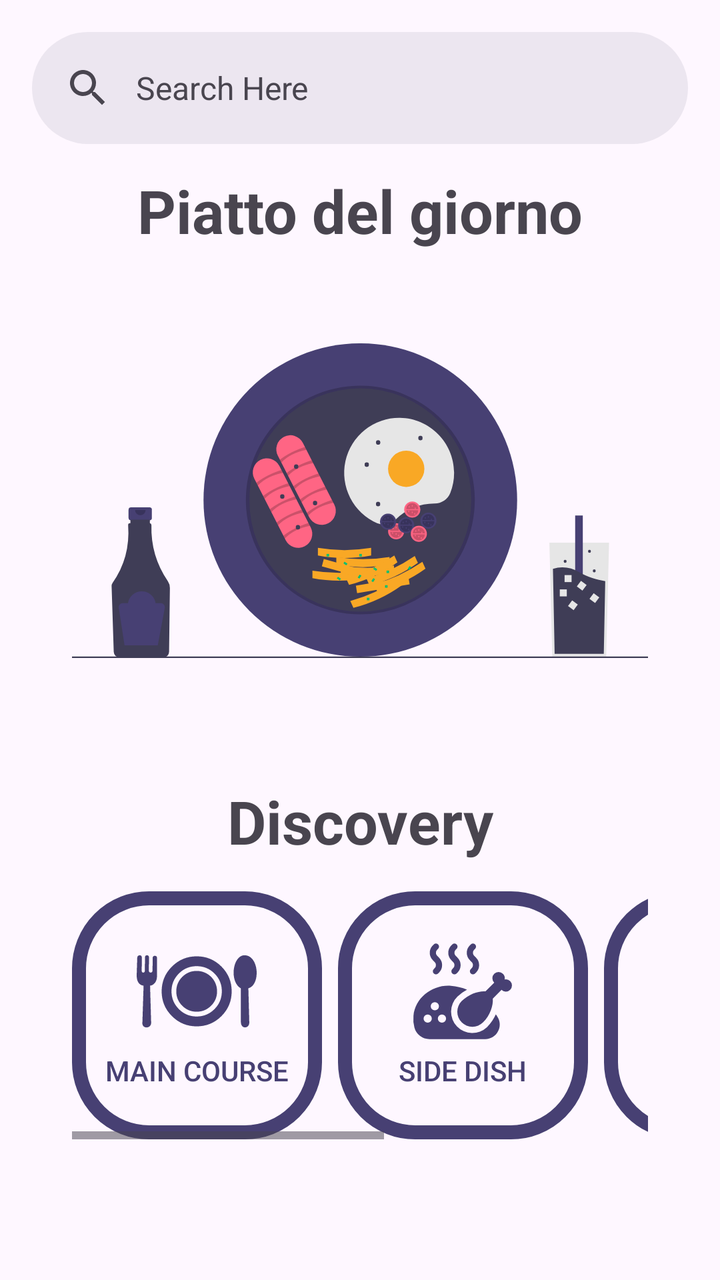
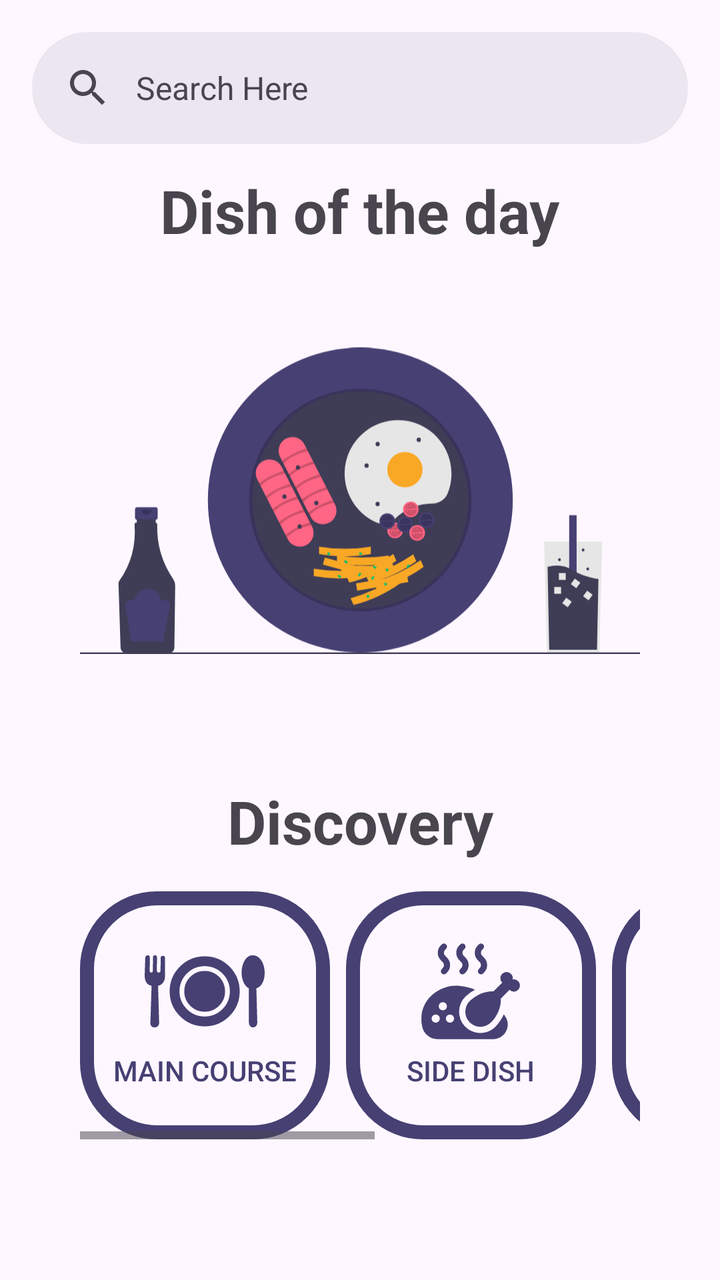

Screens rendered from an Android XML layout before and after an edit, with the pre-edit source and the edit as a unified diff.
<!-- AndroidManifest.xml: application theme Theme.Food_alchemy -->
<!-- res/layout/fragment_home.xml -->
<?xml version="1.0" encoding="utf-8"?>
<androidx.constraintlayout.widget.ConstraintLayout xmlns:android="http://schemas.android.com/apk/res/android"
    xmlns:app="http://schemas.android.com/apk/res-auto"
    xmlns:tools="http://schemas.android.com/tools"
    android:layout_width="match_parent"
    android:layout_height="match_parent"
    android:id="@+id/constraintLayout_esterno"
    tools:context=".ui.main.MainActivity">

    
    <androidx.coordinatorlayout.widget.CoordinatorLayout
        android:id="@+id/coordinatorLayout"
        android:layout_width="match_parent"
        android:layout_height="match_parent">

        
        <androidx.core.widget.NestedScrollView
            android:layout_width="match_parent"
            android:layout_height="match_parent"
            app:layout_behavior="@string/searchbar_scrolling_view_behavior">
            

            <androidx.constraintlayout.widget.ConstraintLayout
                android:id="@+id/constraintLayout_interno"
                android:layout_marginTop="85dp"
                android:layout_width="match_parent"
                android:layout_height="match_parent">

                <androidx.constraintlayout.widget.Guideline
                    android:id="@+id/guideline29"
                    android:layout_width="wrap_content"
                    android:layout_height="wrap_content"
                    android:orientation="vertical"
                    app:layout_constraintGuide_percent="0.10" />

                <androidx.constraintlayout.widget.Guideline
                    android:id="@+id/guideline30"
                    android:layout_width="wrap_content"
                    android:layout_height="wrap_content"
                    android:orientation="vertical"
                    app:layout_constraintGuide_percent="0.90" />

                <TextView
                    app:layout_constraintStart_toEndOf="@id/guideline29"
                    app:layout_constraintEnd_toEndOf="@id/guideline30"
                    app:layout_constraintBottom_toTopOf="@id/imageView"
                    app:layout_constraintTop_toTopOf="parent"
                    android:textSize="30sp"
                    android:textStyle="bold"
                    android:id="@+id/textView3"
                    android:layout_width="wrap_content"
                    android:layout_height="wrap_content"
                    android:text="Piatto del giorno" />

                <ImageView
                    android:id="@+id/imageView"
                    android:layout_width="0dp"
                    android:layout_height="250dp"
                    android:backgroundTint="#00000000"
                    android:src="@drawable/undraw_breakfast_psiw"
                    app:contentDescription="@string/login_image"
                    app:layout_constraintTop_toBottomOf="@+id/textView3"
                    app:layout_constraintStart_toEndOf="@+id/guideline29"
                    app:layout_constraintEnd_toStartOf="@+id/guideline30"
                    app:layout_constraintBottom_toTopOf="@+id/textView4"
                    />

                <TextView
                    android:layout_marginTop="15dp"
                    app:layout_constraintStart_toStartOf="@id/guideline29"
                    app:layout_constraintEnd_toStartOf="@id/guideline30"
                    app:layout_constraintTop_toBottomOf="@id/imageView"
                    android:textSize="30sp"
                    android:textStyle="bold"
                    android:id="@+id/textView4"
                    android:layout_width="wrap_content"
                    android:layout_height="wrap_content"
                    android:text="Discovery" />


                <HorizontalScrollView
                    android:layout_marginTop="15dp"
                    android:id="@+id/scrollViewDiscover"
                    android:layout_width="0dp"
                    android:layout_height="wrap_content"
                    app:layout_constraintStart_toStartOf="@id/guideline29"
                    app:layout_constraintEnd_toStartOf="@id/guideline30"
                    app:layout_constraintTop_toBottomOf="@id/textView4"
                    app:layout_constraintBottom_toBottomOf="parent"
                    >

                    <LinearLayout
                        android:layout_width="wrap_content"
                        android:layout_height="wrap_content"
                        android:orientation="horizontal"
                        android:id="@+id/linearButton">
                        <android.widget.Button
                            android:id="@+id/bottone_main_course"
                            android:layout_width="125dp"
                            android:layout_height="match_parent"
                            android:layout_marginRight="8dp"
                            android:background="@drawable/custom_button"
                            android:drawableTop="@drawable/food_dish_svgrepo_com"
                            android:drawableTint="@color/primary"
                            android:paddingTop="20dp"
                            android:paddingBottom="25dp"
                            android:text="@string/main_course"
                            android:textColor="@color/primary" />

                        <android.widget.Button
                            android:id="@+id/bottone_side_dish"
                            android:layout_width="125dp"
                            android:layout_height="match_parent"
                            android:layout_marginRight="8dp"
                            android:background="@drawable/custom_button"
                            android:drawableTop="@drawable/side_dish_pollo"
                            android:drawableTint="@color/primary"
                            android:paddingTop="20dp"
                            android:paddingBottom="25dp"
                            android:text="@string/side_dish"
                            android:textColor="@color/primary" />

                        <android.widget.Button
                            android:id="@+id/bottone_dessert"
                            android:layout_width="125dp"
                            android:layout_height="match_parent"
                            android:layout_marginRight="8dp"
                            android:background="@drawable/custom_button"
                            android:drawableTop="@drawable/food_cake_slice"
                            android:drawableTint="@color/primary"
                            android:paddingTop="20dp"
                            android:paddingBottom="25dp"
                            android:text="@string/dessert"
                            android:textColor="@color/primary" />

                        <android.widget.Button
                            android:id="@+id/bottone_appetizer"
                            android:layout_width="125dp"
                            android:layout_height="match_parent"
                            android:layout_marginRight="8dp"
                            android:background="@drawable/custom_button"
                            android:drawableTop="@drawable/appetizer"
                            android:drawableTint="@color/primary"
                            android:paddingTop="20dp"
                            android:paddingBottom="25dp"
                            android:text="@string/appetizer"
                            android:textColor="@color/primary" />

                    </LinearLayout>

                </HorizontalScrollView>

            </androidx.constraintlayout.widget.ConstraintLayout>

        </androidx.core.widget.NestedScrollView>

        <com.google.android.material.appbar.AppBarLayout
            android:layout_width="match_parent"
            android:layout_height="wrap_content"
            android:id="@+id/app_barLayout">

            <com.google.android.material.search.SearchBar
                android:id="@+id/search_bar"
                android:layout_width="match_parent"
                android:layout_height="wrap_content"
                android:hint="@string/search" />
        </com.google.android.material.appbar.AppBarLayout>

        <com.google.android.material.search.SearchView
            android:layout_width="match_parent"
            android:layout_height="match_parent"
            android:hint="@string/search"
            app:layout_anchor="@id/search_bar">

            <androidx.constraintlayout.widget.ConstraintLayout
                android:layout_width="match_parent"
                android:layout_height="wrap_content">

                

                <TextView
                    android:id="@+id/categories"
                    android:layout_width="wrap_content"
                    android:layout_height="wrap_content"
                    android:text="@string/categories"
                    android:textAlignment="center"
                    android:textSize="22sp"
                    android:textStyle="bold"
                    app:layout_constraintStart_toStartOf="parent"
                    app:layout_constraintEnd_toEndOf="parent"
                    app:layout_constraintTop_toTopOf="parent"
                    app:layout_constraintBottom_toTopOf="@id/scrollViewCategories" />

                <HorizontalScrollView
                    android:id="@+id/scrollViewCategories"
                    android:layout_width="0dp"
                    android:layout_height="wrap_content"
                    android:layout_marginStart="16dp"
                    android:layout_marginEnd="16dp"
                    app:layout_constraintStart_toStartOf="parent"
                    app:layout_constraintEnd_toEndOf="parent"
                    app:layout_constraintTop_toBottomOf="@+id/categories"
                    app:layout_constraintBottom_toTopOf="@id/texview_diet">

                    <com.google.android.material.chip.ChipGroup
                        android:id="@+id/categories_chip_group"
                        android:layout_width="0dp"
                        android:layout_height="wrap_content"
                        android:layout_marginTop="5dp"
                        app:singleLine="true">

                        <com.google.android.material.chip.Chip
                            android:id="@+id/mainCourse"
                            style="@style/Widget.Material3.Chip.Filter"
                            android:layout_width="wrap_content"
                            android:layout_height="wrap_content"
                            android:checked="false"
                            android:text="@string/main_course" />

                        <com.google.android.material.chip.Chip
                            android:id="@+id/sideDish"
                            style="@style/Widget.Material3.Chip.Filter"
                            android:layout_width="wrap_content"
                            android:layout_height="wrap_content"
                            android:checked="false"
                            android:text="@string/side_dish" />

                        <com.google.android.material.chip.Chip
                            android:id="@+id/dessert"
                            style="@style/Widget.Material3.Chip.Filter"
                            android:layout_width="wrap_content"
                            android:layout_height="wrap_content"
                            android:checked="false"
                            android:text="@string/dessert" />

                        <com.google.android.material.chip.Chip
                            android:id="@+id/appetizer"
                            style="@style/Widget.Material3.Chip.Filter"
                            android:layout_width="wrap_content"
                            android:layout_height="wrap_content"
                            android:checked="false"
                            android:text="@string/appetizer" />

                    </com.google.android.material.chip.ChipGroup>
                </HorizontalScrollView>

                

                <TextView
                    android:id="@+id/texview_diet"
                    android:layout_width="wrap_content"
                    android:layout_height="wrap_content"
                    android:layout_marginTop="25dp"
                    android:text="@string/diet"
                    android:textAlignment="center"
                    android:textSize="22sp"
                    android:textStyle="bold"
                    app:layout_constraintStart_toStartOf="parent"
                    app:layout_constraintEnd_toEndOf="parent"
                    app:layout_constraintTop_toBottomOf="@id/scrollViewCategories"
                    app:layout_constraintBottom_toTopOf="@id/scrollViewDiet"
                    tools:ignore="MissingConstraints" />

                <HorizontalScrollView
                    android:id="@+id/scrollViewDiet"
                    android:layout_width="0dp"
                    android:layout_height="wrap_content"
                    android:layout_marginStart="16dp"
                    android:layout_marginEnd="16dp"
                    app:layout_constraintStart_toStartOf="parent"
                    app:layout_constraintEnd_toEndOf="parent"
                    app:layout_constraintTop_toBottomOf="@+id/texview_diet"
                    app:layout_constraintBottom_toTopOf="@id/textview_intolerances">

                    <com.google.android.material.chip.ChipGroup
                        android:id="@+id/diet_chip_group"
                        android:layout_width="0dp"
                        android:layout_height="wrap_content"
                        android:layout_marginTop="5dp"
                        app:singleLine="true">

                        <com.google.android.material.chip.Chip
                            android:id="@+id/no_diet"
                            style="@style/Widget.Material3.Chip.Filter"
                            android:layout_width="wrap_content"
                            android:layout_height="wrap_content"
                            android:checked="false"
                            android:text="@string/gluten_free" />

                        <com.google.android.material.chip.Chip
                            android:id="@+id/gluten_free"
                            style="@style/Widget.Material3.Chip.Filter"
                            android:layout_width="wrap_content"
                            android:layout_height="wrap_content"
                            android:checked="false"
                            android:text="@string/gluten_free" />

                        <com.google.android.material.chip.Chip
                            android:id="@+id/vegetarian"
                            style="@style/Widget.Material3.Chip.Filter"
                            android:layout_width="wrap_content"
                            android:layout_height="wrap_content"
                            android:checked="false"
                            android:text="@string/vegetarian" />

                        <com.google.android.material.chip.Chip
                            android:id="@+id/vegan"
                            style="@style/Widget.Material3.Chip.Filter"
                            android:layout_width="wrap_content"
                            android:layout_height="wrap_content"
                            android:checked="false"
                            android:text="@string/vegan" />

                    </com.google.android.material.chip.ChipGroup>
                </HorizontalScrollView>

                

                <TextView
                    android:id="@+id/textview_intolerances"
                    android:layout_width="wrap_content"
                    android:layout_height="wrap_content"
                    android:layout_marginTop="25dp"
                    android:text="@string/intolerances"
                    android:textAlignment="center"
                    android:textSize="22sp"
                    android:textStyle="bold"
                    app:layout_constraintStart_toStartOf="parent"
                    app:layout_constraintEnd_toEndOf="parent"
                    app:layout_constraintTop_toBottomOf="@id/scrollViewDiet"
                    app:layout_constraintBottom_toTopOf="@id/intolerances_chip_group"/>


                <com.google.android.material.chip.ChipGroup
                    android:id="@+id/intolerances_chip_group"
                    android:layout_width="0dp"
                    android:layout_height="wrap_content"
                    android:layout_marginTop="5dp"
                    app:chipSpacingHorizontal="5dp"
                    android:layout_marginStart="16dp"
                    android:layout_marginEnd="16dp"
                    app:layout_constraintStart_toStartOf="parent"
                    app:layout_constraintEnd_toEndOf="parent"
                    app:layout_constraintTop_toBottomOf="@+id/textview_intolerances"
                    app:layout_constraintBottom_toBottomOf="parent"
                    app:singleLine="false">

                    <com.google.android.material.chip.Chip
                        android:id="@+id/dairy"
                        style="@style/Widget.Material3.Chip.Filter"
                        android:layout_width="wrap_content"
                        android:layout_height="wrap_content"
                        android:checked="false"
                        android:text="@string/dairy" />

                    <com.google.android.material.chip.Chip
                        android:id="@+id/egg"
                        style="@style/Widget.Material3.Chip.Filter"
                        android:layout_width="wrap_content"
                        android:layout_height="wrap_content"
                        android:checked="false"
                        android:text="@string/egg" />

                    <com.google.android.material.chip.Chip
                        android:id="@+id/grain"
                        style="@style/Widget.Material3.Chip.Filter"
                        android:layout_width="wrap_content"
                        android:layout_height="wrap_content"
                        android:checked="false"
                        android:text="@string/grain" />

                    <com.google.android.material.chip.Chip
                        android:id="@+id/peanut"
                        style="@style/Widget.Material3.Chip.Filter"
                        android:layout_width="wrap_content"
                        android:layout_height="wrap_content"
                        android:checked="false"
                        android:text="@string/peanut" />

                    <com.google.android.material.chip.Chip
                        android:id="@+id/sea_food"
                        style="@style/Widget.Material3.Chip.Filter"
                        android:layout_width="wrap_content"
                        android:layout_height="wrap_content"
                        android:checked="false"
                        android:text="@string/sea_food" />

                    <com.google.android.material.chip.Chip
                        android:id="@+id/sesame"
                        style="@style/Widget.Material3.Chip.Filter"
                        android:layout_width="wrap_content"
                        android:layout_height="wrap_content"
                        android:checked="false"
                        android:text="@string/sesame" />

                    <com.google.android.material.chip.Chip
                        android:id="@+id/shell_fish"
                        style="@style/Widget.Material3.Chip.Filter"
                        android:layout_width="wrap_content"
                        android:layout_height="wrap_content"
                        android:checked="false"
                        android:text="@string/shell_fish" />

                    <com.google.android.material.chip.Chip
                        android:id="@+id/soy"
                        style="@style/Widget.Material3.Chip.Filter"
                        android:layout_width="wrap_content"
                        android:layout_height="wrap_content"
                        android:checked="false"
                        android:text="@string/soy" />

                    <com.google.android.material.chip.Chip
                        android:id="@+id/sulfite"
                        style="@style/Widget.Material3.Chip.Filter"
                        android:layout_width="wrap_content"
                        android:layout_height="wrap_content"
                        android:checked="false"
                        android:text="@string/sulfite" />

                    <com.google.android.material.chip.Chip
                        android:id="@+id/tree_nut"
                        style="@style/Widget.Material3.Chip.Filter"
                        android:layout_width="wrap_content"
                        android:layout_height="wrap_content"
                        android:checked="false"
                        android:text="@string/tree_nut" />

                    <com.google.android.material.chip.Chip
                        android:id="@+id/wheat"
                        style="@style/Widget.Material3.Chip.Filter"
                        android:layout_width="wrap_content"
                        android:layout_height="wrap_content"
                        android:checked="false"
                        android:text="@string/wheat" />

                </com.google.android.material.chip.ChipGroup>

            </androidx.constraintlayout.widget.ConstraintLayout>
        </com.google.android.material.search.SearchView>
    </androidx.coordinatorlayout.widget.CoordinatorLayout>

</androidx.constraintlayout.widget.ConstraintLayout>
<!-- resources referenced by this layout -->
<resources>
  <color name="primary">#474073</color>
  <!-- drawable custom_button (drawable) -->
  <?xml version="1.0" encoding="utf-8"?>
  <selector xmlns:android="http://schemas.android.com/apk/res/android">
      <item>
      <shape xmlns:android="http://schemas.android.com/apk/res/android" android:shape="rectangle">
  
          <stroke android:color="@color/primary"
              android:width="7dp"/>
          <corners android:radius="35dp"/>
      </shape>
      </item>
  </selector>
  <!-- drawable food_cake_slice (drawable) -->
  <vector android:autoMirrored="true" android:height="60dp"
      android:viewportHeight="14" android:viewportWidth="14"
      android:width="60dp" xmlns:android="http://schemas.android.com/apk/res/android">
      <path android:fillColor="#000000" android:pathData="m11.22,3.324 l-1.562,0.553c0.066,0.181 0.105,0.372 0.105,0.571 0,0.904 -0.732,1.648 -1.648,1.648 -0.725,0 -1.342,-0.475 -1.562,-1.124L1,6.914l12,0c0,-1.315 -0.647,-2.542 -1.78,-3.59zM7.639,3.38c-0.399,0.181 -0.686,0.59 -0.686,1.058 0,0.639 0.524,1.161 1.161,1.161 0.637,0 1.161,-0.524 1.161,-1.161 0,-0.637 -0.514,-1.161 -1.161,-1.161 -0.304,-0.913 -1.239,-1.704 -1.286,-1.744 -0.105,-0.086 -0.257,-0.076 -0.343,0.029 -0.086,0.105 -0.076,0.257 0.029,0.343 0.267,0.218 0.894,0.847 1.124,1.474zM1,10.2l12,0 0,2.324 -12,0zM1,7.399 L13,7.399 13,9.723 1,9.723z"/>
  </vector>
  <string name="appetizer">Appetizer</string>
  <string name="categories">Categories</string>
  <string name="dairy">Dairy</string>
  <string name="dessert">Dessert</string>
  <string name="diet">Diet</string>
  <string name="egg">Egg</string>
  <string name="gluten_free">Gluten Free</string>
  <string name="grain">Grain</string>
  <string name="intolerances">Intolerances</string>
  <string name="login_image">Login Image</string>
  <string name="main_course">Main Course</string>
  <string name="peanut">Peanut</string>
  <string name="sea_food">Sea Food</string>
  <string name="search">Search Here</string>
  <string name="sesame">Sesame</string>
  <string name="shell_fish">Shell Fish</string>
  <string name="side_dish">Side Dish</string>
  <string name="soy">Soy</string>
  <string name="sulfite">Sulfite</string>
  <string name="tree_nut">Tree Nut</string>
  <string name="vegan">Vegan</string>
  <string name="vegetarian">Vegetarian</string>
  <string name="wheat">Wheat</string>
  <style name="Theme.Food_alchemy" parent="Base.Theme.Food_alchemy" />
  <style name="Base.Theme.Food_alchemy" parent="Theme.Material3.DayNight.NoActionBar">
          
          
      </style>
  <!-- unchanged entries left out for length: 4 -->
</resources>

<!-- the commit's change to res/layout/fragment_home.xml (unified diff, before → after) -->
@@ -26,79 +26,68 @@
                 android:layout_width="match_parent"
                 android:layout_height="match_parent">
 
-                <androidx.constraintlayout.widget.Guideline
-                    android:id="@+id/guideline29"
+                <TextView
+                    android:id="@+id/textView3"
                     android:layout_width="wrap_content"
                     android:layout_height="wrap_content"
-                    android:orientation="vertical"
-                    app:layout_constraintGuide_percent="0.10" />
-
-                <androidx.constraintlayout.widget.Guideline
-                    android:id="@+id/guideline30"
-                    android:layout_width="wrap_content"
-                    android:layout_height="wrap_content"
-                    android:orientation="vertical"
-                    app:layout_constraintGuide_percent="0.90" />
-
-                <TextView
-                    app:layout_constraintStart_toEndOf="@id/guideline29"
-                    app:layout_constraintEnd_toEndOf="@id/guideline30"
-                    app:layout_constraintBottom_toTopOf="@id/imageView"
-                    app:layout_constraintTop_toTopOf="parent"
+                    android:text="@string/dish_of_the_day"
                     android:textSize="30sp"
                     android:textStyle="bold"
-                    android:id="@+id/textView3"
-                    android:layout_width="wrap_content"
-                    android:layout_height="wrap_content"
-                    android:text="Piatto del giorno" />
+                    app:layout_constraintBottom_toTopOf="@id/imageView"
+                    app:layout_constraintEnd_toEndOf="parent"
+                    app:layout_constraintStart_toStartOf="parent"
+                    app:layout_constraintTop_toTopOf="parent" />
 
                 <ImageView
                     android:id="@+id/imageView"
                     android:layout_width="0dp"
                     android:layout_height="250dp"
-                    android:backgroundTint="#00000000"
+                    android:layout_marginStart="40dp"
+                    android:layout_marginEnd="40dp"
                     android:src="@drawable/undraw_breakfast_psiw"
                     app:contentDescription="@string/login_image"
-                    app:layout_constraintTop_toBottomOf="@+id/textView3"
-                    app:layout_constraintStart_toEndOf="@+id/guideline29"
-                    app:layout_constraintEnd_toStartOf="@+id/guideline30"
                     app:layout_constraintBottom_toTopOf="@+id/textView4"
-                    />
+                    app:layout_constraintEnd_toEndOf="parent"
+                    app:layout_constraintStart_toStartOf="parent"
+                    app:layout_constraintTop_toBottomOf="@+id/textView3" />
 
                 <TextView
+                    android:id="@+id/textView4"
+                    android:layout_width="wrap_content"
+                    android:layout_height="wrap_content"
                     android:layout_marginTop="15dp"
-                    app:layout_constraintStart_toStartOf="@id/guideline29"
-                    app:layout_constraintEnd_toStartOf="@id/guideline30"
-                    app:layout_constraintTop_toBottomOf="@id/imageView"
+                    android:text="@string/discovery"
                     android:textSize="30sp"
                     android:textStyle="bold"
-                    android:id="@+id/textView4"
-                    android:layout_width="wrap_content"
-                    android:layout_height="wrap_content"
-                    android:text="Discovery" />
+                    app:layout_constraintBottom_toTopOf="@id/scrollViewDiscover"
+                    app:layout_constraintEnd_toEndOf="parent"
+                    app:layout_constraintStart_toStartOf="parent"
+                    app:layout_constraintTop_toBottomOf="@id/imageView" />
 
 
                 <HorizontalScrollView
-                    android:layout_marginTop="15dp"
                     android:id="@+id/scrollViewDiscover"
                     android:layout_width="0dp"
                     android:layout_height="wrap_content"
-                    app:layout_constraintStart_toStartOf="@id/guideline29"
-                    app:layout_constraintEnd_toStartOf="@id/guideline30"
-                    app:layout_constraintTop_toBottomOf="@id/textView4"
+                    android:layout_marginTop="15dp"
+                    android:layout_marginStart="40dp"
+                    android:layout_marginEnd="40dp"
                     app:layout_constraintBottom_toBottomOf="parent"
-                    >
+                    app:layout_constraintEnd_toEndOf="parent"
+                    app:layout_constraintStart_toStartOf="parent"
+                    app:layout_constraintTop_toBottomOf="@id/textView4">
 
                     <LinearLayout
-                        android:layout_width="wrap_content"
-                        android:layout_height="wrap_content"
-                        android:orientation="horizontal"
-                        android:id="@+id/linearButton">
+                        android:id="@+id/linearButton"
+                        android:layout_width="wrap_content"
+                        android:layout_height="wrap_content"
+                        android:orientation="horizontal">
+
                         <android.widget.Button
                             android:id="@+id/bottone_main_course"
                             android:layout_width="125dp"
                             android:layout_height="match_parent"
-                            android:layout_marginRight="8dp"
+                            android:layout_marginEnd="8dp"
                             android:background="@drawable/custom_button"
                             android:drawableTop="@drawable/food_dish_svgrepo_com"
                             android:drawableTint="@color/primary"
@@ -111,7 +100,7 @@
                             android:id="@+id/bottone_side_dish"
                             android:layout_width="125dp"
                             android:layout_height="match_parent"
-                            android:layout_marginRight="8dp"
+                            android:layout_marginEnd="8dp"
                             android:background="@drawable/custom_button"
                             android:drawableTop="@drawable/side_dish_pollo"
                             android:drawableTint="@color/primary"
@@ -124,7 +113,7 @@
                             android:id="@+id/bottone_dessert"
                             android:layout_width="125dp"
                             android:layout_height="match_parent"
-                            android:layout_marginRight="8dp"
+                            android:layout_marginEnd="8dp"
                             android:background="@drawable/custom_button"
                             android:drawableTop="@drawable/food_cake_slice"
                             android:drawableTint="@color/primary"
@@ -137,7 +126,7 @@
                             android:id="@+id/bottone_appetizer"
                             android:layout_width="125dp"
                             android:layout_height="match_parent"
-                            android:layout_marginRight="8dp"
+                            android:layout_marginEnd="8dp"
                             android:background="@drawable/custom_button"
                             android:drawableTop="@drawable/appetizer"
                             android:drawableTint="@color/primary"
<!-- resource entries referenced after the edit -->
@@ -24,6 +24,8 @@
   <string name="dairy">Dairy</string>
   <string name="dessert">Dessert</string>
   <string name="diet">Diet</string>
+  <string name="discovery">Discovery</string>
+  <string name="dish_of_the_day">Dish of the day</string>
   <string name="egg">Egg</string>
   <string name="gluten_free">Gluten Free</string>
   <string name="grain">Grain</string>
